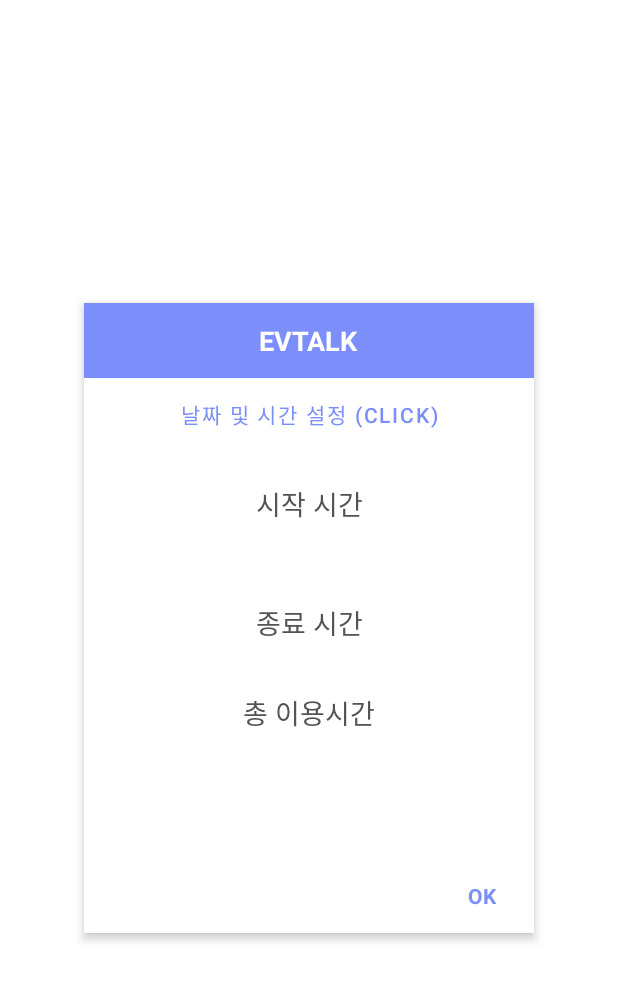
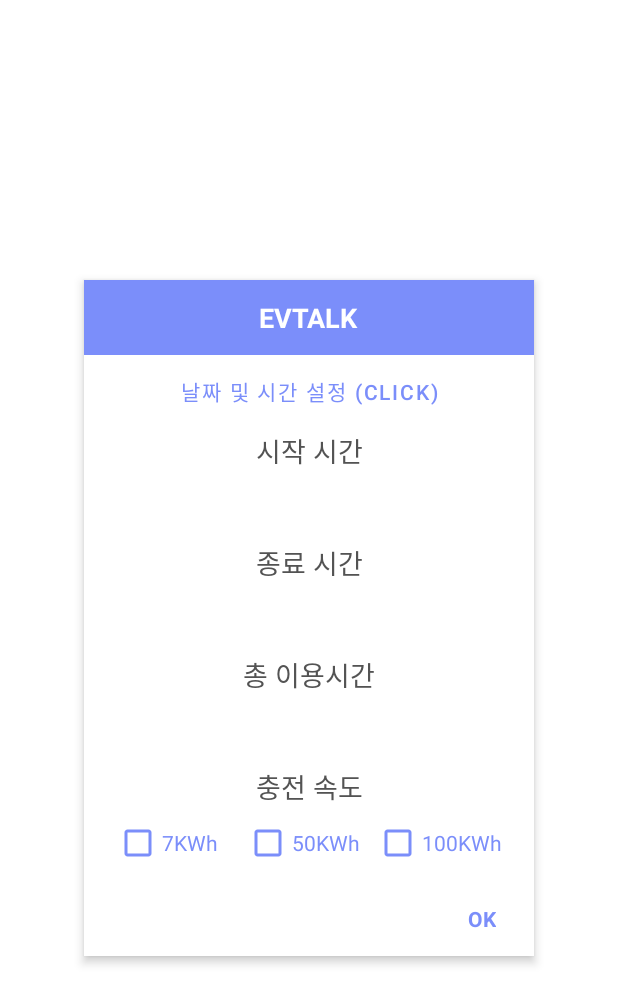
Before and after one commit to Capstone2021-1/EVtalk, an Android app: the layout activity_time.xml on its own in the app's theme, with its tools: preview values and no code run, on a phone screen of 412 x 824 dp. Shown: the top 1004 px of the screen. Run offline under Robolectric (Android 15) with nearby library versions, the phone set to English and light mode, and no system bars.

Commit message:
시간설정 체크박스 추가

```diff
--- a/app/src/main/res/layout/activity_time.xml
+++ b/app/src/main/res/layout/activity_time.xml
@@ -57,12 +57,11 @@
         <FrameLayout
             android:layout_width="match_parent"
             android:layout_height="wrap_content"
-            android:layout_marginTop="20dp"
             >
 
             <LinearLayout
                 android:layout_width="match_parent"
-                android:layout_height="230dp"
+                android:layout_height="wrap_content"
                 android:orientation="vertical">
 
 
@@ -78,7 +77,7 @@
                 <TextView
                     android:id="@+id/startText"
                     android:layout_width="match_parent"
-                    android:layout_height="wrap_content"
+                    android:layout_height="28dp"
                     android:gravity="center"
                     android:textColor="@color/maincolor"
                     android:textSize="24dp" />
@@ -100,10 +99,15 @@
                 <TextView
                     android:id="@+id/endText"
                     android:layout_width="match_parent"
-                    android:layout_height="wrap_content"
+                    android:layout_height="28dp"
                     android:gravity="center"
                     android:textColor="@color/maincolor"
                     android:textSize="24dp" />
+
+                <TextView
+                    android:id="@+id/Empty1"
+                    android:layout_width="match_parent"
+                    android:layout_height="wrap_content" />
 
                 <TextView
                     android:id="@+id/text1"
@@ -117,10 +121,65 @@
                 <TextView
                     android:id="@+id/totalText"
                     android:layout_width="match_parent"
-                    android:layout_height="wrap_content"
+                    android:layout_height="28dp"
                     android:gravity="center"
                     android:textColor="@color/maincolor"
                     android:textSize="24dp" />
+
+                <TextView
+                    android:id="@+id/Empty2"
+                    android:layout_width="match_parent"
+                    android:layout_height="wrap_content" />
+
+                <TextView
+                    android:id="@+id/to1"
+                    android:layout_width="match_parent"
+                    android:layout_height="wrap_content"
+                    android:gravity="center"
+                    android:text="충전 속도"
+                    android:textColor="@color/goodgrey"
+                    android:textSize="18dp" />
+
+                <LinearLayout
+                    android:layout_width="match_parent"
+                    android:layout_height="wrap_content"
+                    android:layout_marginBottom="1dp"
+                    android:orientation="horizontal"
+                    android:paddingLeft="20dp"
+                    android:paddingRight="20dp">
+
+                    <CheckBox
+                        android:id="@+id/cvbox1"
+                        android:layout_width="150dp"
+                        android:layout_height="match_parent"
+                        android:layout_weight="1"
+                        android:buttonTint="@color/maincolor"
+                        android:text="7KWh"
+                        android:textColor="@color/maincolor"
+                        android:textSize="14sp" />
+
+                    <CheckBox
+                        android:id="@+id/cvbox2"
+                        android:layout_width="150dp"
+                        android:layout_height="match_parent"
+                        android:layout_weight="1"
+                        android:buttonTint="@color/maincolor"
+                        android:text="50KWh"
+                        android:textColor="@color/maincolor"
+                        android:textSize="14sp" />
+
+                    <CheckBox
+                        android:id="@+id/cvbox3"
+                        android:layout_width="150dp"
+                        android:layout_height="match_parent"
+                        android:layout_weight="1"
+                        android:buttonTint="@color/maincolor"
+                        android:text="100KWh"
+                        android:textColor="@color/maincolor"
+                        android:textSize="14sp" />
+
+                </LinearLayout>
+
             </LinearLayout>
 
         </FrameLayout>
@@ -128,9 +187,7 @@
         <FrameLayout
             android:layout_width="match_parent"
             android:layout_height="50dp"
-            android:layout_marginTop="20dp"
             >
-
 
             <TextView
                 android:id="@+id/okbttn"
@@ -147,6 +204,5 @@
                 android:textStyle="bold" />
 
         </FrameLayout>
-
     </LinearLayout>
 </FrameLayout>
```
Also changed, not shown: app/src/main/java/org/techtown/evtalk/MainActivity.java (+6 -9 lines), app/src/main/java/org/techtown/evtalk/TimeActivity.java (+46 -3 lines).
